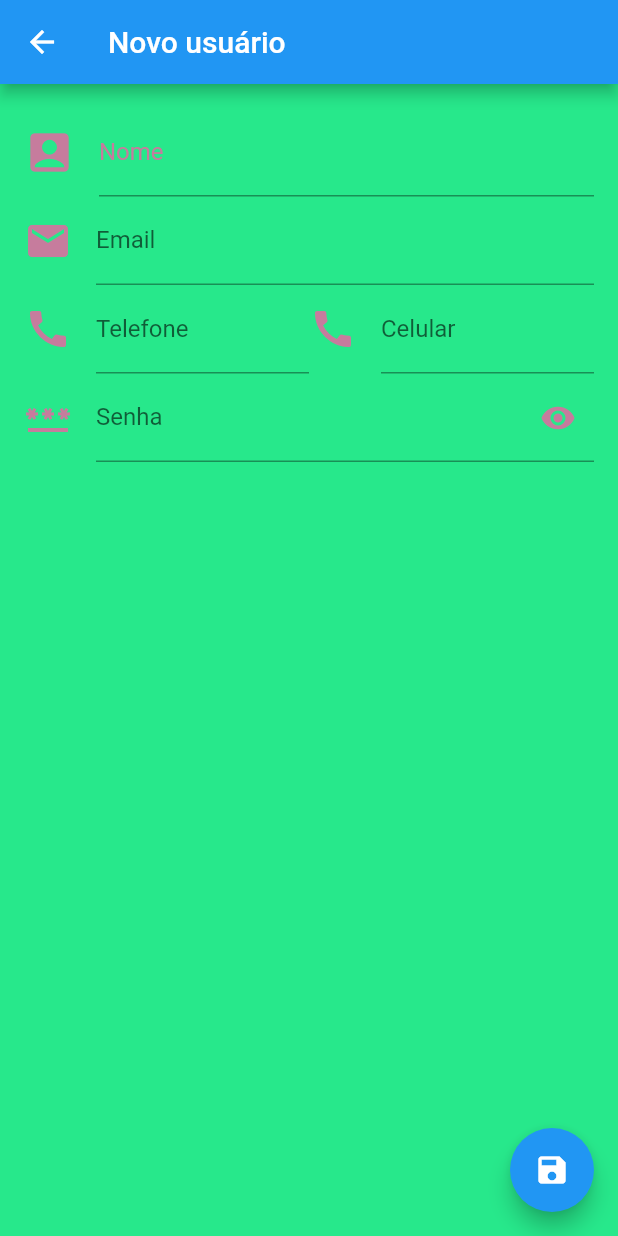
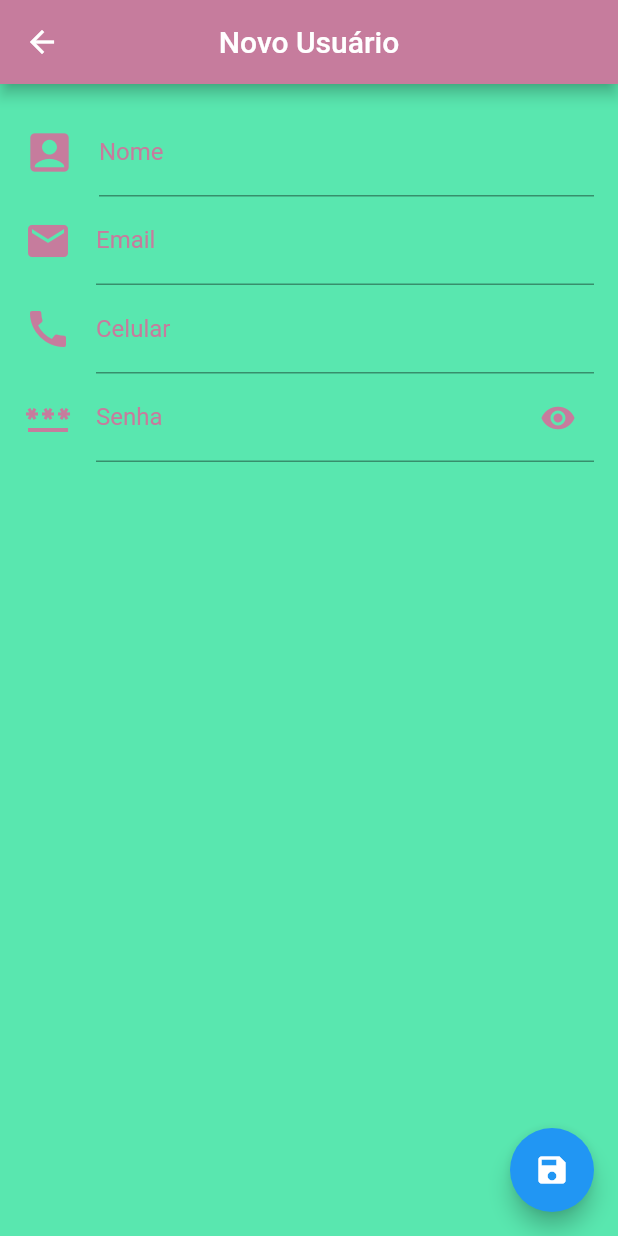
Before and after one commit to Kailany20/projetoApp2, a Flutter app: the Cadastre screen opened by its route, on a phone screen of 412 x 824 dp. Run offline on Flutter 3.47's test engine with Material 2 defaults, Android fonts, the phone set to English and light mode, and no system bars.

Commit message:
atualização de tela e imagem

```diff
--- a/lib/main.dart
+++ b/lib/main.dart
@@ -9,21 +9,20 @@ class MyApp extends StatelessWidget {
   const MyApp({super.key});
 
   static const String _title = 'Flutter Code Sample';
-
   @override
   Widget build(BuildContext context) {
     return MaterialApp(
       title: _title,
       theme: new ThemeData(
-          scaffoldBackgroundColor: Color.fromARGB(255, 39, 232, 139)),
+        scaffoldBackgroundColor: Color(0xff59e7af),
+      ),
       debugShowCheckedModeBanner: false,
       initialRoute: "/",
       routes: {
-        "/":(context) => Home(),
-        "/login":(context) => Login(),
-        "/cadastre":(context) => Cadastre(),
-        "/telainicial":(context) => TelaInicial(),
-
+        "/": (context) => Home(),
+        "/login": (context) => Login(),
+        "/cadastre": (context) => Cadastre(),
+        "/telainicial": (context) => TelaInicial(),
       },
     );
   }
@@ -78,7 +77,7 @@ class _MyStatefulWidgetState extends State<MyStatefulWidget> {
                 primary: Color(0xFFc67c9d),
                 onPrimary: Color.fromARGB(255, 255, 255, 255)),
             onPressed: () {
-             Navigator.pushNamed(context,"/login");
+              Navigator.pushNamed(context, "/login");
             },
             child: Text('Login'),
           ),
@@ -88,7 +87,7 @@ class _MyStatefulWidgetState extends State<MyStatefulWidget> {
               textStyle: const TextStyle(fontSize: 15),
             ),
             onPressed: () {
-              Navigator.pushNamed(context,"/cadastre");
+              Navigator.pushNamed(context, "/cadastre");
             },
             child: const Text('Não é usuário? Cadastre-se.'),
           ),
--- a/lib/screens/cadastre.dart
+++ b/lib/screens/cadastre.dart
@@ -19,7 +19,9 @@ class _CadastreState extends State<Cadastre> {
   Widget build(BuildContext context) {
     return Scaffold(
       appBar: AppBar(
-        title: const Text("Novo usuário"),
+        title: const Text("Novo Usuário"),
+        centerTitle: true,
+        backgroundColor: Color(0xFFc67c9d),
       ),
       floatingActionButton: FloatingActionButton(
         onPressed: () {
@@ -59,8 +61,13 @@ class _CadastreState extends State<Cadastre> {
             ),
             TextField(
               controller: emailController,
-              decoration: const InputDecoration(
-                label: Text("Email"),
+              decoration: InputDecoration(
+                label: const Text(
+                  "Email",
+                  ),
+                  labelStyle: Theme.of(context).textTheme.subtitle1?.copyWith(
+                  color: Color(0xFFc67c9d),
+                  ),
                 icon: Icon(
                   Icons.email,
                   color: Color(0xFFc67c9d),
@@ -73,23 +80,14 @@ class _CadastreState extends State<Cadastre> {
               children: [
                 Expanded(
                   child: TextField(
-                    controller: phoneController,
-                    decoration: const InputDecoration(
-                      label: Text("Telefone"),
-                      icon: Icon(
-                        Icons.call,
-                        color: Color(0xFFc67c9d),
-                        size: 32,
-                      ),
-                    ),
-                    keyboardType: TextInputType.phone,
+                    controller: celController,
+                    decoration:  InputDecoration(
+                      label: Text(
+                        "Celular",
+                        ),
+                         labelStyle: Theme.of(context).textTheme.subtitle1?.copyWith(
+                  color: Color(0xFFc67c9d),
                   ),
-                ),
-                Expanded(
-                  child: TextField(
-                    controller: celController,
-                    decoration: const InputDecoration(
-                      label: Text("Celular"),
                       icon: Icon(
                         Icons.call,
                         color: Color(0xFFc67c9d),
@@ -104,7 +102,12 @@ class _CadastreState extends State<Cadastre> {
             TextField(
               controller: passwordController,
               decoration: InputDecoration(
-                label: const Text("Senha"),
+                label: const Text(
+                  "Senha",
+                  ),
+                  labelStyle: Theme.of(context).textTheme.subtitle1?.copyWith(
+                  color: Color(0xFFc67c9d),
+                  ),
                 icon: const Icon(
                   Icons.password,
                   color: Color(0xFFc67c9d),
@@ -115,7 +118,8 @@ class _CadastreState extends State<Cadastre> {
                     (_isObscure) ? Icons.visibility : Icons.visibility_off,
                     color: Color(0xFFc67c9d),
                   ),
-                  onPressed: () {
+                  onPressed: (
+                  ) {
                     setState(() {
                       _isObscure = !_isObscure;
                     });
--- a/lib/screens/login.dart
+++ b/lib/screens/login.dart
@@ -15,7 +15,9 @@ class Login extends StatelessWidget {
         margin: const EdgeInsets.all(16),
         child: Column(
           children: [
-            TextField(
+            TextFormField(
+               validator: (text)=> (text!.length < 3)
+              ?"O nome deve conter pelo menos 2 caracteres":null,
               decoration: InputDecoration(
                 label: Text("Usuário"),
                 icon: Icon(
@@ -48,8 +50,12 @@ class Login extends StatelessWidget {
           ),
           ],
         ),
+      decoration: const BoxDecoration(
+          image: DecorationImage(
+            image: AssetImage("assets/images/fundo.jpeg"),
       ),
-
+      ),
+      ),
     );
 
   }
--- a/lib/screens/tela_inicial.dart
+++ b/lib/screens/tela_inicial.dart
@@ -6,6 +6,12 @@ class TelaInicial extends StatelessWidget {
   Widget build(BuildContext context) {
     // TODO: implement build
     return Scaffold(
+       appBar: AppBar(
+         centerTitle: true,
+        backgroundColor: Color(0xFFc67c9d),
+        title: const Text("Help list for mothers"),
+
+       ),
     );
   }
 }
--- a/pubspec.yaml
+++ b/pubspec.yaml
@@ -58,8 +58,8 @@ flutter:
   uses-material-design: true
 
   # To add assets to your application, add an assets section, like this:
-    # assets:
-    # - assets/images/
+  assets:
+  - assets/images/
 
   # An image asset can refer to one or more resolution-specific "variants", see
   # https://flutter.dev/assets-and-images/#resolution-aware
```
Also changed, not shown: assets/images/fundo.jpeg (added).
